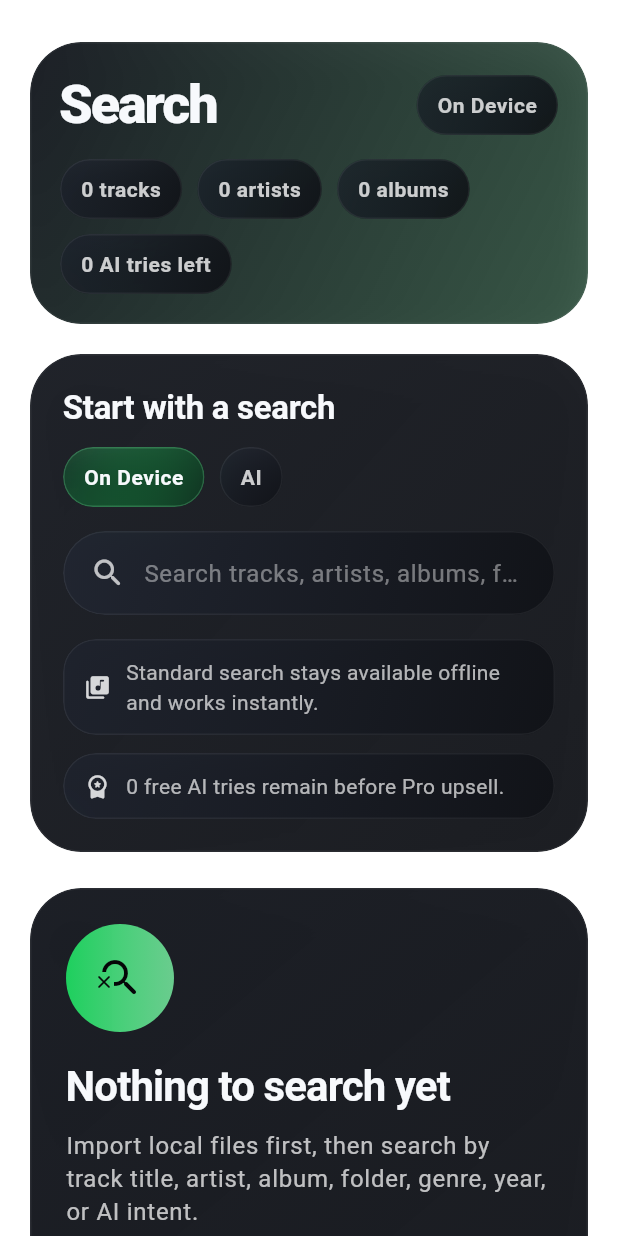
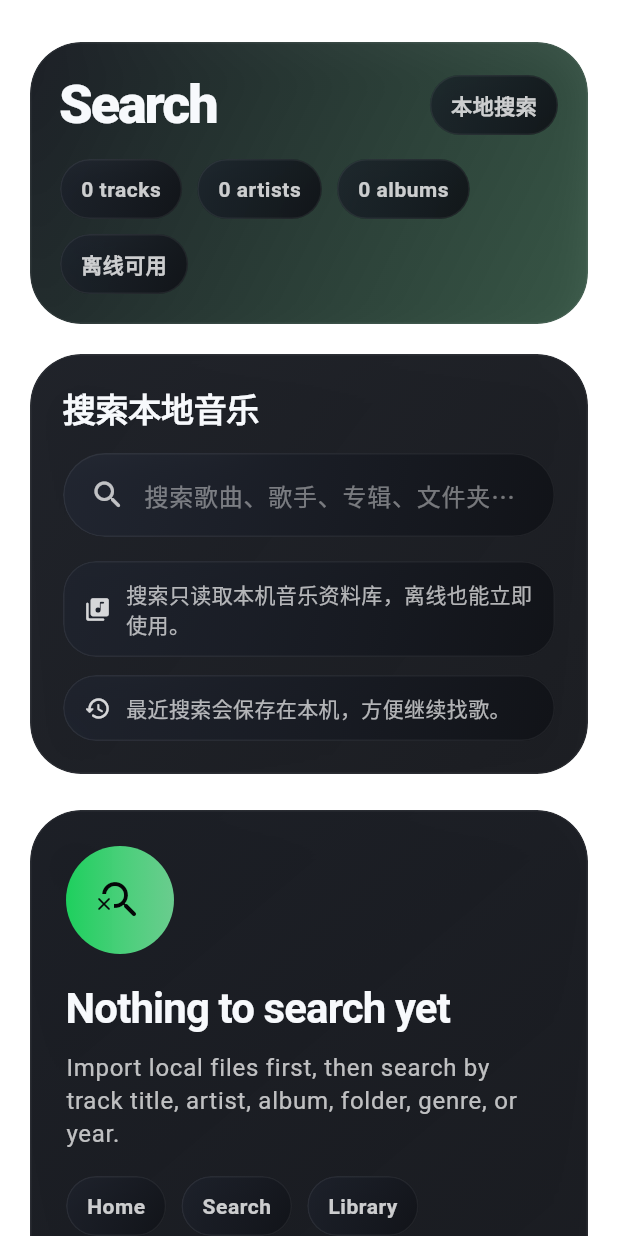
Before and after one commit to mutse/chimusic, a Flutter app: the SearchScreen widget shown alone on an empty page, opened directly, on a phone screen of 412 x 824 dp. Run offline on Flutter 3.47's test engine with Material 3 defaults, Android fonts, the phone set to English and light mode, and no system bars; our stand-ins replace just_audio, just_audio_background, shared_preferences, sqflite; missing offline and left inert: audio_metadata_reader, file_selector, just_waveform; accounts and stored records are empty.

Commit message:
refactor: make search on-device only

```diff
--- a/lib/screens/search_screen.dart
+++ b/lib/screens/search_screen.dart
@@ -75,12 +75,7 @@ class _SearchScreenState extends State<SearchScreen> {
                             style: Theme.of(context).textTheme.displaySmall,
                           ),
                         ),
-                        GlassPill(
-                          label: controller.searchMode == SearchMode.ai
-                              ? 'AI Search'
-                              : 'On Device',
-                          selected: controller.searchMode == SearchMode.ai,
-                        ),
+                        const GlassPill(label: '本地搜索'),
                       ],
                     ),
                     const SizedBox(height: 14),
@@ -93,11 +88,7 @@ class _SearchScreenState extends State<SearchScreen> {
                         ),
                         GlassPill(label: '${controller.artistCount} artists'),
                         GlassPill(label: '${controller.albumCount} albums'),
-                        GlassPill(
-                          label: controller.hasPro
-                              ? 'Pro AI'
-                              : '${controller.aiSearchTrialsRemaining} AI tries left',
-                        ),
+                        const GlassPill(label: '离线可用'),
                       ],
                     ),
                   ],
@@ -120,15 +111,11 @@ class _SearchScreenState extends State<SearchScreen> {
                 EmptyMusicState(
                   title: 'Nothing to search yet',
                   body:
-                      'Import local files first, then search by track title, artist, album, folder, genre, year, or AI intent.',
+                      'Import local files first, then search by track title, artist, album, folder, genre, or year.',
                   controller: controller,
                   icon: Icons.search_off_rounded,
                 )
               else ...[
-                if (controller.searchMode == SearchMode.ai) ...[
-                  _AiSearchStateCard(controller: controller),
-                  const SizedBox(height: 24),
-                ],
                 if (controller.recentSearches.isNotEmpty) ...[
                   SectionCard(
                     title: 'Recent Searches',
@@ -184,27 +171,16 @@ class _SearchScreenState extends State<SearchScreen> {
                 if (hasQuery && topTrack != null) ...[
                   const SizedBox(height: 30),
                   SectionCard(
-                    title: controller.searchMode == SearchMode.ai
-                        ? 'Best AI Match'
-                        : 'Top Result',
+                    title: 'Top Result',
                     child: _TopResultCard(track: topTrack),
                   ),
                 ],
                 const SizedBox(height: 30),
                 SectionCard(
-                  title: controller.searchMode == SearchMode.ai
-                      ? 'AI Matches'
-                      : hasQuery
-                      ? 'Tracks'
-                      : 'Recent Tracks',
-                  subtitle: controller.searchMode == SearchMode.ai
-                      ? 'These results are ranked from descriptive intent, genre, favorites, and recent behavior.'
-                      : null,
+                  title: hasQuery ? 'Tracks' : 'Recent Tracks',
                   child: activeTracks.isEmpty
-                      ? _SearchPlaceholder(
-                          message: controller.searchMode == SearchMode.ai
-                              ? 'AI did not find a strong library match yet.'
-                              : 'No matching tracks were found.',
+                      ? const _SearchPlaceholder(
+                          message: 'No matching tracks were found.',
                         )
                       : Column(
                           children: [
@@ -236,11 +212,7 @@ class _SearchScreenState extends State<SearchScreen> {
                 const SizedBox(height: 30),
                 SectionCard(
                   title: 'Collections',
-                  child:
-                      (controller.searchMode == SearchMode.ai
-                              ? controller.aiSearchCollections
-                              : controller.searchCollectionResults)
-                          .isEmpty
+                  child: controller.searchCollectionResults.isEmpty
                       ? const _SearchPlaceholder(
                           message: 'No matching collections were found.',
                         )
@@ -249,9 +221,7 @@ class _SearchScreenState extends State<SearchScreen> {
                           runSpacing: 14,
                           children: [
                             for (final collection
-                                in controller.searchMode == SearchMode.ai
-                                    ? controller.aiSearchCollections
-                                    : controller.searchCollectionResults)
+                                in controller.searchCollectionResults)
                               _SearchCollectionCard(collection: collection),
                           ],
                         ),
@@ -274,7 +244,6 @@ class _SearchHero extends StatelessWidget {
   @override
   Widget build(BuildContext context) {
     final hasQuery = controller.searchQuery.trim().isNotEmpty;
-    final wide = isWideWidth(context);
 
     return GlassPanel(
       padding: const EdgeInsets.all(22),
@@ -287,25 +256,8 @@ class _SearchHero extends StatelessWidget {
         crossAxisAlignment: CrossAxisAlignment.start,
         children: [
           Text(
-            controller.searchMode == SearchMode.ai
-                ? (hasQuery
-                      ? 'Ask your library anything'
-                      : 'Describe what you want')
-                : (hasQuery ? 'Live results' : 'Start with a search'),
+            hasQuery ? '本地结果' : '搜索本地音乐',
             style: Theme.of(context).textTheme.titleLarge,
-          ),
-          const SizedBox(height: 12),
-          Wrap(
-            spacing: 10,
-            runSpacing: 10,
-            children: [
-              for (final mode in SearchMode.values)
-                GlassPill(
-                  label: mode.label,
-                  selected: controller.searchMode == mode,
-                  onTap: () => controller.setSearchMode(mode),
-                ),
-            ],
           ),
           const SizedBox(height: 16),
           GlassPanel(
@@ -331,9 +283,7 @@ class _SearchHero extends StatelessWidget {
                     textInputAction: TextInputAction.search,
                     style: Theme.of(context).textTheme.bodyLarge,
                     decoration: InputDecoration.collapsed(
-                      hintText: controller.searchMode == SearchMode.ai
-                          ? 'Try "late night electronic tracks" or "favorites for focus"'
-                          : 'Search tracks, artists, albums, folders, or formats',
+                      hintText: '搜索歌曲、歌手、专辑、文件夹或格式',
                       hintStyle: Theme.of(context).textTheme.bodyLarge
                           ?.copyWith(
                             color: Colors.white.withValues(alpha: 0.42),
@@ -357,43 +307,35 @@ class _SearchHero extends StatelessWidget {
             ),
           ),
           const SizedBox(height: 16),
-          if (wide)
-            Row(
+          if (isWideWidth(context))
+            const Row(
               children: [
                 Expanded(
                   child: _SearchHeroHint(
                     icon: Icons.library_music_rounded,
-                    label: controller.searchMode == SearchMode.ai
-                        ? 'AI uses your library structure, favorites, and recent behavior.'
-                        : 'Standard search stays available offline and works instantly.',
+                    label: '搜索只读取本机音乐资料库，离线也能立即使用。',
                   ),
                 ),
-                const SizedBox(width: 12),
+                SizedBox(width: 12),
                 Expanded(
                   child: _SearchHeroHint(
-                    icon: Icons.workspace_premium_rounded,
-                    label: controller.hasPro
-                        ? 'Pro keeps AI search unlimited.'
-                        : '${controller.aiSearchTrialsRemaining} free AI tries remain before Pro upsell.',
+                    icon: Icons.history_rounded,
+                    label: '最近搜索会保存在本机，方便继续找歌。',
                   ),
                 ),
               ],
             )
           else
-            Column(
+            const Column(
               children: [
                 _SearchHeroHint(
                   icon: Icons.library_music_rounded,
-                  label: controller.searchMode == SearchMode.ai
-                      ? 'AI uses your library structure, favorites, and recent behavior.'
-                      : 'Standard search stays available offline and works instantly.',
+                  label: '搜索只读取本机音乐资料库，离线也能立即使用。',
                 ),
-                const SizedBox(height: 12),
+                SizedBox(height: 12),
                 _SearchHeroHint(
-                  icon: Icons.workspace_premium_rounded,
-                  label: controller.hasPro
-                      ? 'Pro keeps AI search unlimited.'
-                      : '${controller.aiSearchTrialsRemaining} free AI tries remain before Pro upsell.',
+                  icon: Icons.history_rounded,
+                  label: '最近搜索会保存在本机，方便继续找歌。',
                 ),
               ],
             ),
@@ -431,75 +373,6 @@ class _SearchHeroHint extends StatelessWidget {
               ),
             ),
           ),
-        ],
-      ),
-    );
-  }
-}
-
-class _AiSearchStateCard extends StatelessWidget {
-  const _AiSearchStateCard({required this.controller});
-
-  final MusicAppController controller;
-
-  @override
-  Widget build(BuildContext context) {
-    return GlassPanel(
-      padding: const EdgeInsets.all(18),
-      borderRadius: BorderRadius.circular(30),
-      tintColors: controller.canUseAiSearch
-          ? const [Color(0xFF182F48), Color(0xFF214C76)]
-          : const [Color(0xFF392042), Color(0xFF5A3170)],
-      child: Column(
-        crossAxisAlignment: CrossAxisAlignment.start,
-        children: [
-          Row(
-            children: [
-              Expanded(
-                child: Text(
-                  controller.canUseAiSearch
-                      ? 'AI search is ready'
-                      : 'AI search is paused on Free',
-                  style: Theme.of(context).textTheme.titleLarge,
-                ),
-              ),
-              GlassPill(
-                label: controller.hasPro
-                    ? 'Pro'
-                    : '${controller.aiSearchTrialsRemaining} tries left',
-              ),
-            ],
-          ),
-          const SizedBox(height: 8),
-          Text(
-            controller.aiSearchSummary ??
-                'Use natural language to describe mood, context, genre, time of day, or the kind of songs you want next.',
-            style: Theme.of(context).textTheme.bodyMedium?.copyWith(
-              color: Colors.white.withValues(alpha: 0.7),
-            ),
-          ),
-          if (!controller.canUseAiSearch) ...[
-            const SizedBox(height: 14),
-            GlassPanel(
-              onTap: () async {
-                await controller.upgradeToPro();
-              },
-              padding: const EdgeInsets.symmetric(horizontal: 16, vertical: 12),
-              borderRadius: BorderRadius.circular(22),
-              tintColors: [
-                LiquidPalette.aqua.withValues(alpha: 0.96),
-                LiquidPalette.mint.withValues(alpha: 0.72),
-              ],
-              borderColor: LiquidPalette.mint.withValues(alpha: 0.22),
-              withShadow: false,
-              child: Text(
-                'Unlock Pro',
-                style: Theme.of(
-                  context,
-                ).textTheme.titleMedium?.copyWith(color: LiquidPalette.ink),
-              ),
-            ),
-          ],
         ],
       ),
     );
```
